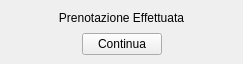
Above: ui/ristorante_prenotazione_effettuata.ui from Raccispini/Progetto-Hotel before the change. Below: the same form after it.
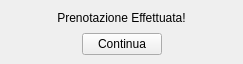
That is the form after the change.

Patch:
```diff
--- a/ui/ristorante_prenotazione_effettuata.ui
+++ b/ui/ristorante_prenotazione_effettuata.ui
@@ -54,7 +54,7 @@
        <enum>Qt::LeftToRight</enum>
       </property>
       <property name="text">
-       <string>Prenotazione Effettuata</string>
+       <string>Prenotazione Effettuata!</string>
       </property>
       <property name="alignment">
        <set>Qt::AlignCenter</set>
```
Left out of the diff: 2 changed lines with no effect on the pictures.
